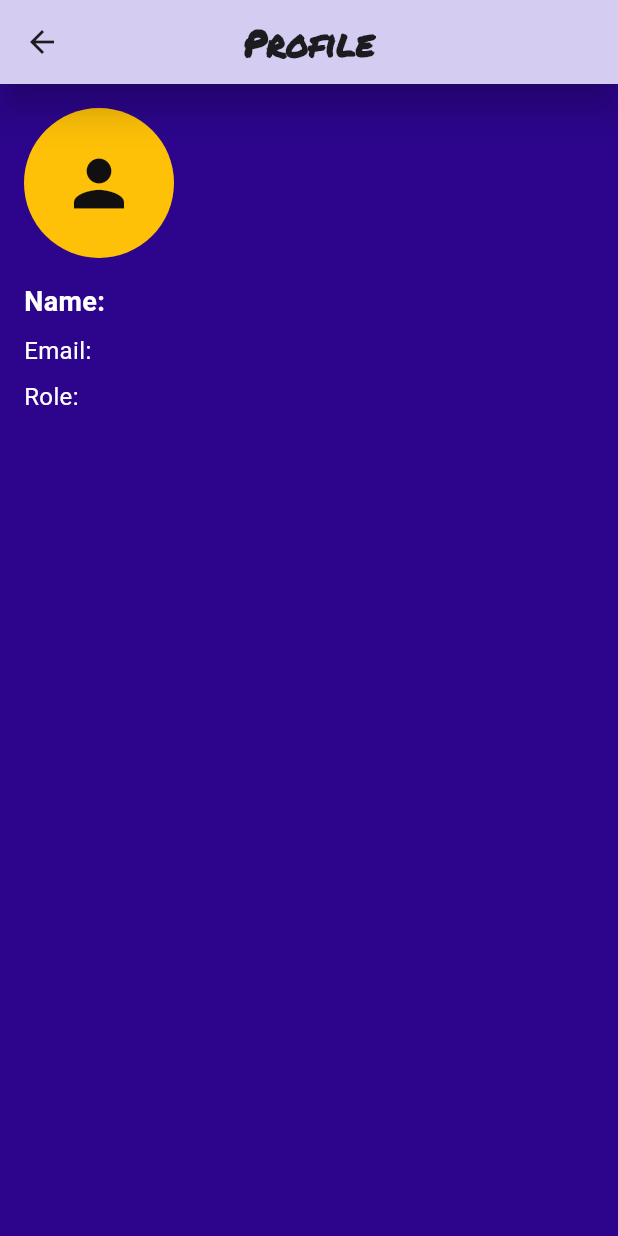
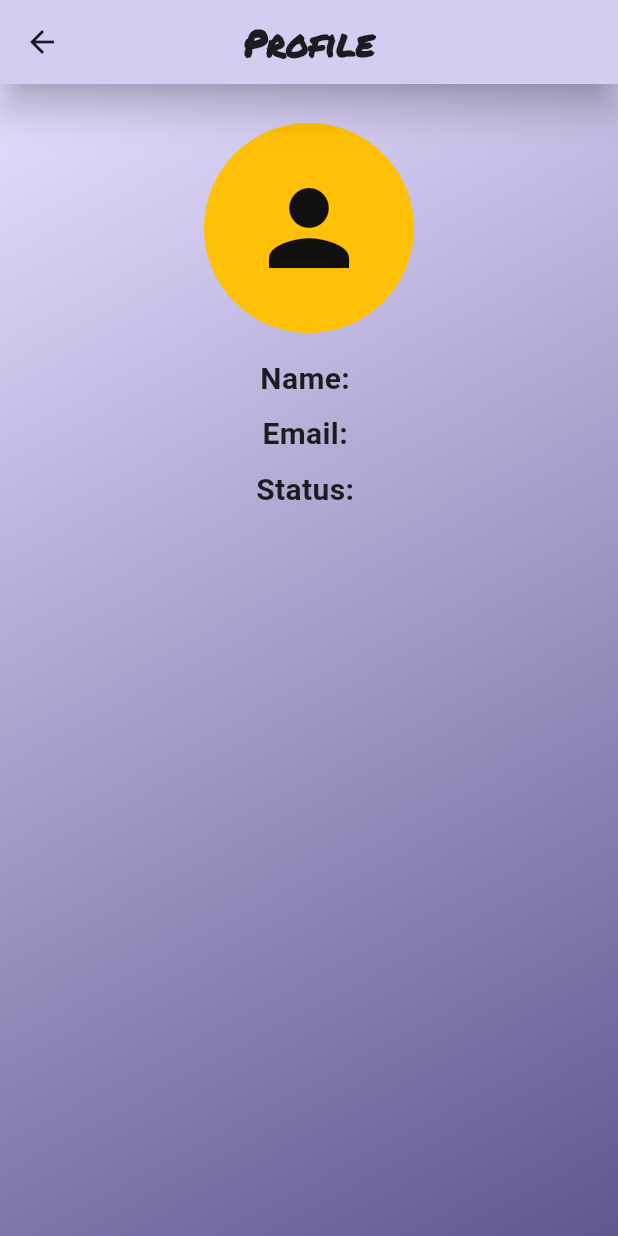
Before and after one commit to Shafin1196/DBMS_frontend, a Flutter app: the ProfileScreen screen opened directly with empty values, on a phone screen of 412 x 824 dp. Run offline on Flutter 3.47's test engine with Material 3 defaults, Android fonts, the phone set to English and light mode, and no system bars; our stand-ins replace flutter_animate, font_awesome_flutter, google_fonts, shared_preferences; accounts and stored records are empty.

Commit message:
version 1.1

```diff
--- a/lib/widgets/addQuestions.dart
+++ b/lib/widgets/addQuestions.dart
@@ -69,11 +69,11 @@ class _AddquestionsState extends State<Addquestions> {
             children: [
               ElevatedButton(onPressed: () async{
                 if(isValid()){
+                final createQuestion =CreateQuestion(question: enteredQuestion.text, quiz: widget.quiz.quizId);
+                await ApiService.createQuestion(createQuestion);
                 List<QuizAnswer> answers=[];
                 final QuizQuestion question=QuizQuestion(questionId: await ApiService.getQuestionId(), question: enteredQuestion.text, quiz: widget.quiz.quizId, quizQuestionAnswers: answers );
                 widget.addQuestion(question);
-                final createQuestion =CreateQuestion(question: enteredQuestion.text, quiz: widget.quiz.quizId);
-                ApiService.createQuestion(createQuestion);
                 Navigator.of(context).pop();
                 }
                 else{
--- a/lib/widgets/profile.dart
+++ b/lib/widgets/profile.dart
@@ -26,61 +26,55 @@ class ProfileScreen extends StatelessWidget {
         elevation: 10,
         shadowColor: Colors.black,
       ),
-      body: Padding(
-        padding: const EdgeInsets.all(16.0),
+      body: Container(
+        decoration: BoxDecoration(
+          gradient: LinearGradient(
+            colors: [
+              Theme.of(context).colorScheme.primaryContainer,
+              Theme.of(context).colorScheme.primary,
+            ],
+            begin: Alignment.topLeft,
+            end: Alignment.bottomRight,
+          ),
+        ),
+        child: Center(
           child: Column(
-          crossAxisAlignment: CrossAxisAlignment.start,
+            crossAxisAlignment: CrossAxisAlignment.center,
+            mainAxisAlignment: MainAxisAlignment.start ,
             children: [
               // Common Profile Details
+              SizedBox(height: 26),
               CircleAvatar(
-              radius: 50,
+                radius: 70,
                 backgroundColor: Colors.amber,
                 child: Icon(
                   Icons.person,
-                size: 50,
+                  size: 80,
                   color: const Color.fromARGB(255, 17, 15, 15),
                 ),
               ),
               SizedBox(height: 16),
+              Column(
+                mainAxisAlignment: MainAxisAlignment.center,
+                children: [
                   Text(
                     "Name: ${user.user.name}",
-              style: GoogleFonts.roboto(fontSize: 18, fontWeight: FontWeight.bold, color: Colors.white,),
+                    style: GoogleFonts.roboto(fontSize: 20, fontWeight: FontWeight.bold),
                   ),
                   SizedBox(height: 8),
                   Text(
                     "Email: ${user.user.email}",
-              style: GoogleFonts.roboto(fontSize: 16,color: Colors.white,),
+                    style: GoogleFonts.roboto(fontSize: 20, fontWeight: FontWeight.bold),
                   ),
                   SizedBox(height: 8),
                   Text(
-              "Role: ${user.user.status}",
-              style: GoogleFonts.roboto(fontSize: 16,color: Colors.white,),
-            ),
-            SizedBox(height: 16),
-
-            // Role-Specific Details
-            if (user.user.status == "Student") ...[
-              Text(
-                "Section: ${user.user.section}",
-                style: GoogleFonts.roboto(fontSize: 16, color: Colors.white,),
-              ),
-              SizedBox(height: 8),
-              Text(
-                "Quizzes Assigned: ${user.user.quizzesAssigned}",
-                style: GoogleFonts.roboto(fontSize: 16, color: Colors.white,),
-              ),
-            ] else if (user.user.status == "Teacher") ...[
-              Text(
-                "Courses Assigned: ${user.user.coursesAssigned}",
-                style: GoogleFonts.roboto(fontSize: 16, color: Colors.white,),
-              ),
-              SizedBox(height: 8),
-              Text(
-                "Quizzes Created: ${user.user.quizzesCreated}",
-                style: GoogleFonts.roboto(fontSize: 16, color: Colors.white,),
+                    "Status: ${user.user.status}",
+                    style: GoogleFonts.roboto(fontSize: 20, fontWeight: FontWeight.bold),
                   ),
                 ],
+              ),
             ],
+          ),
         ),
       ),
     );
--- a/lib/widgets/quiz.dart
+++ b/lib/widgets/quiz.dart
@@ -146,7 +146,7 @@ class _QuizScreenState extends State<QuizScreen> {
                               child: Text(
                                 (index + 1).toString(),
                                 style: GoogleFonts.roboto(
-                                    fontSize: 25, fontWeight: FontWeight.bold,color: Colors.white),
+                                    fontSize: 20, fontWeight: FontWeight.bold,color: Colors.white),
                               ),
                             ),
                             QuestionCard(quizQuestion: widget.quiz.quizQuestions[index], question_index: index,addAnswer: addAnswer,),
--- a/lib/widgets/teacher.dart
+++ b/lib/widgets/teacher.dart
@@ -76,8 +76,8 @@ class _TeacherHomeScreenState extends State<TeacherHomeScreen> {
           ),
           ElevatedButton(
             onPressed: () async {
+              await _deleteQuiz(quizId, index);
               Navigator.of(context).pop(); // Close dialog
-              await _deleteQuiz(quizId, index);
             },
             style: ElevatedButton.styleFrom(backgroundColor: Colors.red),
             child: Text("Delete"),
@@ -243,6 +243,7 @@ Future<void> _deleteQuiz(int quizId, int index) async {
                         itemCount: widget.all_quiz.length,
                         itemBuilder: (context, index) {
                           final quiz = widget.all_quiz[index];
+                          // print(quiz.quizId);
                           return Card(
                             borderOnForeground: false,
                             elevation: 10,
@@ -286,6 +287,7 @@ Future<void> _deleteQuiz(int quizId, int index) async {
                                   ),
                                   IconButton(
                                     onPressed: () {
+                                      print("Quiz ID: ${quiz.quizId}");
                                       Navigator.push(
                                         context,
                                         MaterialPageRoute(
```
Also changed, not shown: lib/widgets/ApiService/api.dart (+22 -8 lines), lib/widgets/addAnswers.dart (+6 -6 lines), lib/widgets/add_quiz.dart (+11 -3 lines), lib/widgets/editQuiz.dart (+154 -37 lines). Lines whose indentation alone changed are shown as unchanged.
